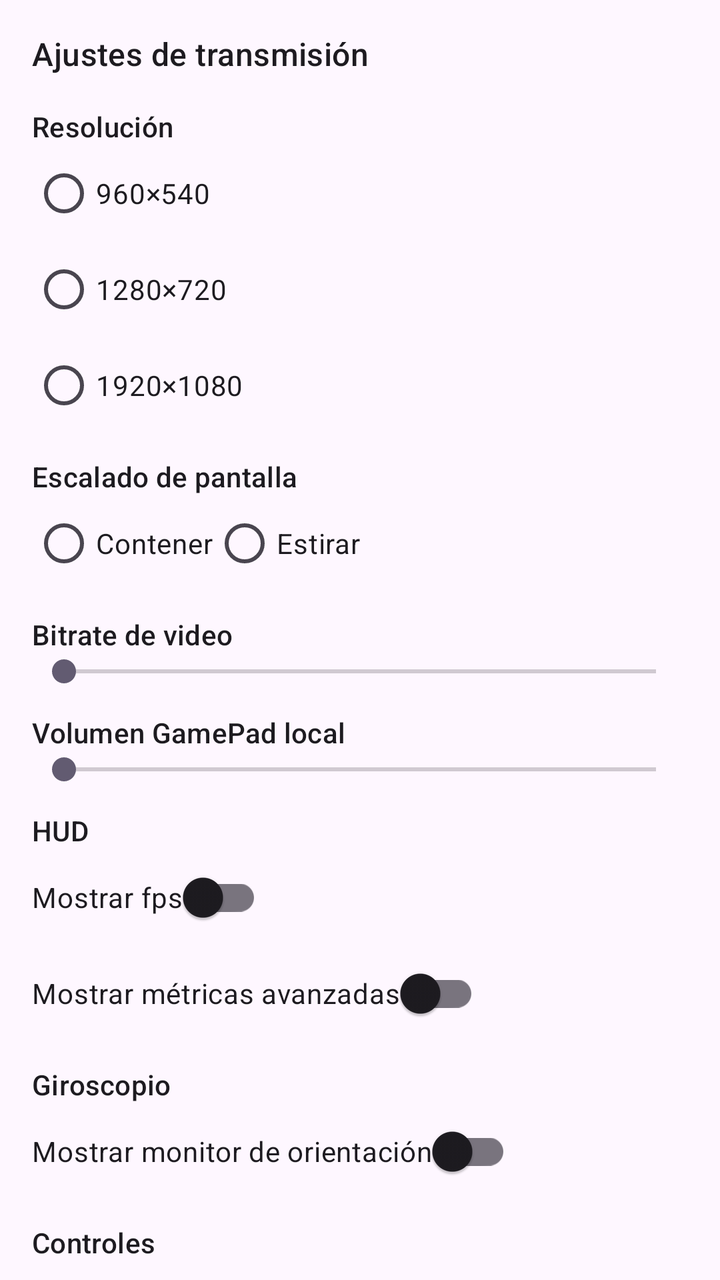
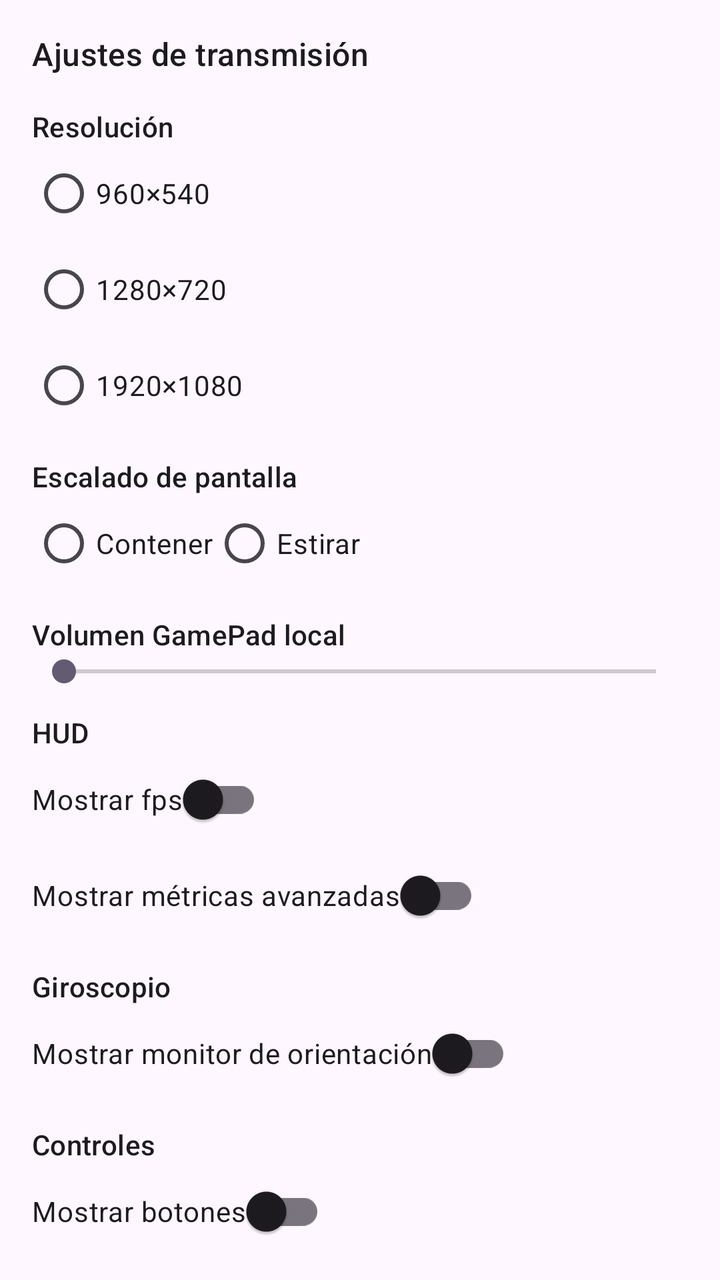

Compare the two renders of this Android layout. The source of the first and the diff that turns it into the second are given below.
<!-- AndroidManifest.xml: application theme Theme.Twinpad -->
<!-- res/layout/drawer_settings.xml -->
<?xml version="1.0" encoding="utf-8"?>
<androidx.core.widget.NestedScrollView xmlns:android="http://schemas.android.com/apk/res/android"
    android:id="@+id/drawer_scroll"
    android:layout_width="match_parent"
    android:layout_height="match_parent"
    android:fillViewport="true"
    android:overScrollMode="ifContentScrolls">

    <LinearLayout
        android:id="@+id/drawer_content"
        android:layout_width="match_parent"
        android:layout_height="wrap_content"
        android:orientation="vertical"
        android:padding="16dp">

        <TextView
            android:layout_width="wrap_content"
            android:layout_height="wrap_content"
            android:text="@string/settings_title"
            android:textAppearance="?attr/textAppearanceTitleMedium" />

        <TextView
            android:layout_width="wrap_content"
            android:layout_height="wrap_content"
            android:layout_marginTop="16dp"
            android:text="@string/settings_resolution"
            android:textAppearance="?attr/textAppearanceLabelLarge" />

        <RadioGroup
            android:id="@+id/resolution_group"
            android:layout_width="wrap_content"
            android:layout_height="wrap_content"
            android:orientation="vertical">

            <RadioButton
                android:id="@+id/resolution_960x540"
                android:layout_width="wrap_content"
                android:layout_height="wrap_content"
                android:text="960×540" />

            <RadioButton
                android:id="@+id/resolution_1280x720"
                android:layout_width="wrap_content"
                android:layout_height="wrap_content"
                android:text="1280×720" />

            <RadioButton
                android:id="@+id/resolution_1920x1080"
                android:layout_width="wrap_content"
                android:layout_height="wrap_content"
                android:text="1920×1080" />
        </RadioGroup>

        <TextView
            android:layout_width="wrap_content"
            android:layout_height="wrap_content"
            android:layout_marginTop="12dp"
            android:text="@string/settings_scale"
            android:textAppearance="?attr/textAppearanceLabelLarge" />

        <RadioGroup
            android:id="@+id/scale_group"
            android:layout_width="wrap_content"
            android:layout_height="wrap_content"
            android:orientation="horizontal">

            <RadioButton
                android:id="@+id/scale_contain"
                android:layout_width="wrap_content"
                android:layout_height="wrap_content"
                android:text="@string/settings_scale_contain" />

            <RadioButton
                android:id="@+id/scale_expand"
                android:layout_width="wrap_content"
                android:layout_height="wrap_content"
                android:text="@string/settings_scale_expand" />
        </RadioGroup>

        <TextView
            android:layout_width="wrap_content"
            android:layout_height="wrap_content"
            android:layout_marginTop="12dp"
            android:text="@string/settings_bitrate"
            android:textAppearance="?attr/textAppearanceLabelLarge" />

        <SeekBar
            android:id="@+id/bitrate_seek"
            android:layout_width="match_parent"
            android:layout_height="wrap_content"
            android:max="29000" />

        <TextView
            android:layout_width="wrap_content"
            android:layout_height="wrap_content"
            android:layout_marginTop="12dp"
            android:text="@string/settings_audio"
            android:textAppearance="?attr/textAppearanceLabelLarge" />

        <SeekBar
            android:id="@+id/audio_volume_seek"
            android:layout_width="match_parent"
            android:layout_height="wrap_content"
            android:max="100" />

        <TextView
            android:layout_width="wrap_content"
            android:layout_height="wrap_content"
            android:layout_marginTop="12dp"
            android:text="@string/settings_hud"
            android:textAppearance="?attr/textAppearanceLabelLarge" />

        <com.google.android.material.switchmaterial.SwitchMaterial
            android:id="@+id/switch_show_fps"
            android:layout_width="wrap_content"
            android:layout_height="wrap_content"
            android:text="@string/settings_show_fps" />

        
        <com.google.android.material.switchmaterial.SwitchMaterial
            android:id="@+id/switch_advanced_metrics"
            android:layout_width="wrap_content"
            android:layout_height="wrap_content"
            android:text="@string/settings_show_advanced_metrics" />

        <TextView
            android:layout_width="wrap_content"
            android:layout_height="wrap_content"
            android:layout_marginTop="12dp"
            android:text="@string/settings_gyro"
            android:textAppearance="?attr/textAppearanceLabelLarge" />

        <com.google.android.material.switchmaterial.SwitchMaterial
            android:id="@+id/switch_show_gyro_monitor"
            android:layout_width="wrap_content"
            android:layout_height="wrap_content"
            android:text="@string/settings_show_gyro_monitor" />

        <TextView
            android:layout_width="wrap_content"
            android:layout_height="wrap_content"
            android:layout_marginTop="12dp"
            android:text="@string/settings_controls"
            android:textAppearance="?attr/textAppearanceLabelLarge" />

        <com.google.android.material.switchmaterial.SwitchMaterial
            android:id="@+id/switch_show_controls"
            android:layout_width="wrap_content"
            android:layout_height="wrap_content"
            android:text="@string/settings_show_controls" />

        <TextView
            android:layout_width="wrap_content"
            android:layout_height="wrap_content"
            android:layout_marginTop="12dp"
            android:text="@string/settings_distribution"
            android:textAppearance="?attr/textAppearanceLabelLarge" />

        
        <com.google.android.material.switchmaterial.SwitchMaterial
            android:id="@+id/switch_nintendo_distribution"
            android:layout_width="wrap_content"
            android:layout_height="wrap_content"
            android:text="@string/settings_nintendo_distribution" />

        <TextView
            android:layout_width="wrap_content"
            android:layout_height="wrap_content"
            android:layout_marginTop="12dp"
            android:text="@string/settings_camera"
            android:textAppearance="?attr/textAppearanceLabelLarge" />

        
        <com.google.android.material.switchmaterial.SwitchMaterial
            android:id="@+id/switch_camera_stream"
            android:layout_width="wrap_content"
            android:layout_height="wrap_content"
            android:text="@string/settings_camera_stream" />

        <RadioGroup
            android:id="@+id/camera_lens_group"
            android:layout_width="wrap_content"
            android:layout_height="wrap_content"
            android:orientation="horizontal">

            <RadioButton
                android:id="@+id/camera_lens_front"
                android:layout_width="wrap_content"
                android:layout_height="wrap_content"
                android:text="@string/settings_camera_front" />

            <RadioButton
                android:id="@+id/camera_lens_back"
                android:layout_width="wrap_content"
                android:layout_height="wrap_content"
                android:text="@string/settings_camera_back" />
        </RadioGroup>

        <Button
            android:id="@+id/btn_close_drawer"
            android:layout_width="match_parent"
            android:layout_height="wrap_content"
            android:text="@string/settings_close" />

    </LinearLayout>
</androidx.core.widget.NestedScrollView>
<!-- resources referenced by this layout -->
<resources>
  <string name="settings_audio">Volumen GamePad local</string>
  <string name="settings_bitrate">Bitrate de video</string>
  <string name="settings_camera">Cámara del teléfono (Cemu)</string>
  <string name="settings_camera_back">Trasera</string>
  <string name="settings_camera_front">Frontal</string>
  <string name="settings_camera_stream">Enviar cámara al GamePad</string>
  <string name="settings_close">Cerrar</string>
  <string name="settings_controls">Controles</string>
  <string name="settings_distribution">Distribución</string>
  <string name="settings_gyro">Giroscopio</string>
  <string name="settings_hud">HUD</string>
  <string name="settings_nintendo_distribution">Distribución Nintendo</string>
  <string name="settings_resolution">Resolución</string>
  <string name="settings_scale">Escalado de pantalla</string>
  <string name="settings_scale_contain">Contener</string>
  <string name="settings_scale_expand">Estirar</string>
  <string name="settings_show_advanced_metrics">Mostrar métricas avanzadas</string>
  <string name="settings_show_controls">Mostrar botones</string>
  <string name="settings_show_fps">Mostrar fps</string>
  <string name="settings_show_gyro_monitor">Mostrar monitor de orientación</string>
  <string name="settings_title">Ajustes de transmisión</string>
  <style name="Theme.Twinpad" parent="Theme.Material3.DayNight.NoActionBar">
          <item name="android:statusBarColor">@android:color/black</item>
      </style>
</resources>

<!-- the commit's change to res/layout/drawer_settings.xml (unified diff, before → after) -->
@@ -76,19 +76,6 @@
                 android:layout_height="wrap_content"
                 android:text="@string/settings_scale_expand" />
         </RadioGroup>
-
-        <TextView
-            android:layout_width="wrap_content"
-            android:layout_height="wrap_content"
-            android:layout_marginTop="12dp"
-            android:text="@string/settings_bitrate"
-            android:textAppearance="?attr/textAppearanceLabelLarge" />
-
-        <SeekBar
-            android:id="@+id/bitrate_seek"
-            android:layout_width="match_parent"
-            android:layout_height="wrap_content"
-            android:max="29000" />
 
         <TextView
             android:layout_width="wrap_content"
<!-- resource entries referenced after the edit -->
@@ -1,7 +1,6 @@
 <!-- resources referenced by this layout -->
 <resources>
   <string name="settings_audio">Volumen GamePad local</string>
-  <string name="settings_bitrate">Bitrate de video</string>
   <string name="settings_camera">Cámara del teléfono (Cemu)</string>
   <string name="settings_camera_back">Trasera</string>
   <string name="settings_camera_front">Frontal</string>
